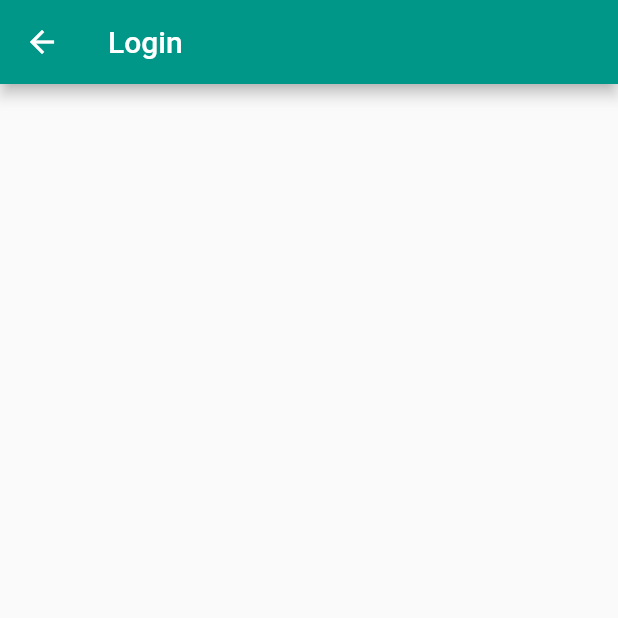
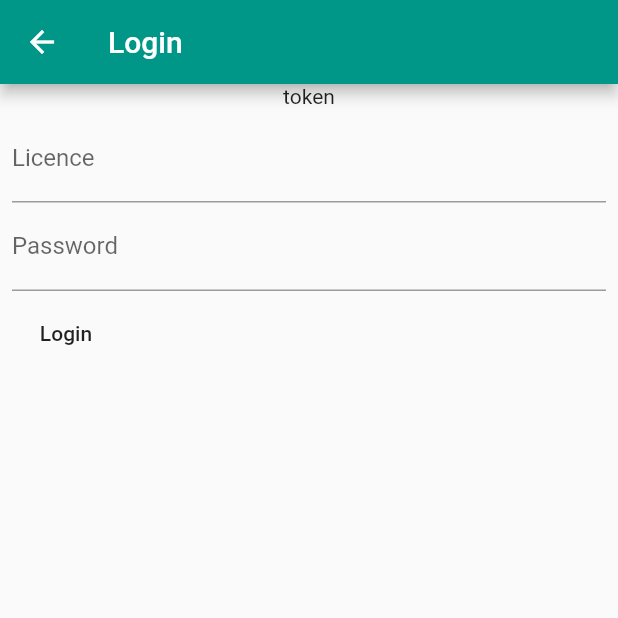
Before and after one commit to sarbikbetal/flutter-disaster-reporting, a Flutter app: the screen it shows after launch, after a tap on "Login", on a phone screen of 412 x 824 dp, the top half of it. Run offline on Flutter 3.47's test engine with Material 2 defaults, Android fonts, the phone set to English and light mode, and no system bars; our stand-ins replace flutter_secure_storage; network calls fail.

Commit message:
Login activity functional.

```diff
--- a/lib/auth/login.dart
+++ b/lib/auth/login.dart
@@ -1,8 +1,24 @@
 import 'package:flutter/material.dart';
+import 'package:disaster_reporting/models/user.dart';
+import 'package:disaster_reporting/controllers/userController.dart';
 
-class Login extends StatelessWidget {
+import 'package:flutter_secure_storage/flutter_secure_storage.dart';
+
+final storage = new FlutterSecureStorage();
+
+class Login extends StatefulWidget {
+  @override
+  _LoginState createState() => _LoginState();
+}
+
+class _LoginState extends State<Login> {
+  final _formKey = GlobalKey<FormState>();
+  String _apiKey;
+  Agency _user = Agency();
+
   @override
   Widget build(BuildContext context) {
+    getKey();
     return Scaffold(
       appBar: AppBar(
         leading: IconButton(
@@ -11,6 +27,67 @@ class Login extends StatelessWidget {
         ),
         title: Text('Login'),
       ),
+      body: Column(
+        children: <Widget>[
+          Container(
+            child: Text(_apiKey.toString()),
+          ),
+          Builder(
+            builder: (context) => Form(
+              key: _formKey,
+              child: Padding(
+                padding: EdgeInsets.symmetric(horizontal: 8.0, vertical: 4.0),
+                child: Column(
+                  children: <Widget>[
+                    TextFormField(
+                      decoration: InputDecoration(labelText: 'Licence'),
+                      onSaved: (val) => _user.licence = val,
+                    ),
+                    TextFormField(
+                      decoration: InputDecoration(labelText: 'Password'),
+                      onSaved: (val) => setState(() => _user.psswd = val),
+                      obscureText: true,
+                    ),
+                  ],
+                ),
+              ),
+            ),
+          ),
+          Row(
+            children: <Widget>[
+              Center(
+                child: MaterialButton(
+                  child: Text('Login'),
+                  onPressed: () {
+                    final form = _formKey.currentState;
+                    form.save();
+                    handleLogin();
+                  },
+                ),
+              )
+            ],
+          )
+        ],
+      ),
     );
   }
+
+  getKey() async {
+    String key = await storage.read(key: 'auth_token');
+    setState(() {
+      _apiKey = key;
+    });
+  }
+
+  handleLogin() async {
+    Map<String, dynamic> result = await userSignin(_user);
+    if (result['auth_token'] != null) {
+      setState(() {
+        this._apiKey = result['auth_token'];
+      });
+      await storage.write(key: 'auth_token', value: _apiKey);
+    } else {
+      print(result['msg']);
+    }
+  }
 }
--- a/lib/main.dart
+++ b/lib/main.dart
@@ -2,7 +2,6 @@ import 'package:flutter/material.dart';
 import 'package:disaster_reporting/onboarding.dart';
 
 // Account and Auth
-import 'package:flutter_secure_storage/flutter_secure_storage.dart';
 import 'package:disaster_reporting/auth/login.dart';
 import 'package:disaster_reporting/auth/signup.dart';
 
--- /dev/null
+++ b/lib/models/user.dart
@@ -0,0 +1,17 @@
+class Agency {
+  String licence;
+  String name;
+  String psswd;
+  String address;
+  int contact;
+  String token;
+
+  Agency({
+    this.licence,
+    this.name,
+    this.psswd,
+    this.address,
+    this.contact,
+    this.token,
+  });
+}
--- a/pubspec.yaml
+++ b/pubspec.yaml
@@ -20,6 +20,7 @@ dependencies:
   flutter:
     sdk: flutter
   flutter_secure_storage: ^3.3.1+1
+  http: ^0.12.0+2
 
   # The following adds the Cupertino Icons font to your application.
   # Use with the CupertinoIcons class for iOS style icons.
```
Also changed, not shown: lib/controllers/userController.dart (added, +18 -0 lines), lib/onboarding.dart (+7 -1 lines), pubspec.lock, 1 other file.
